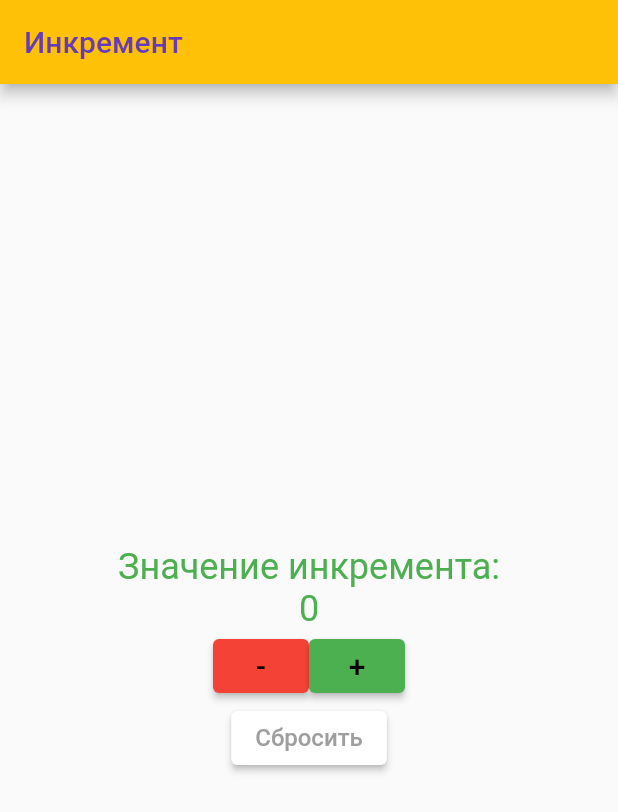
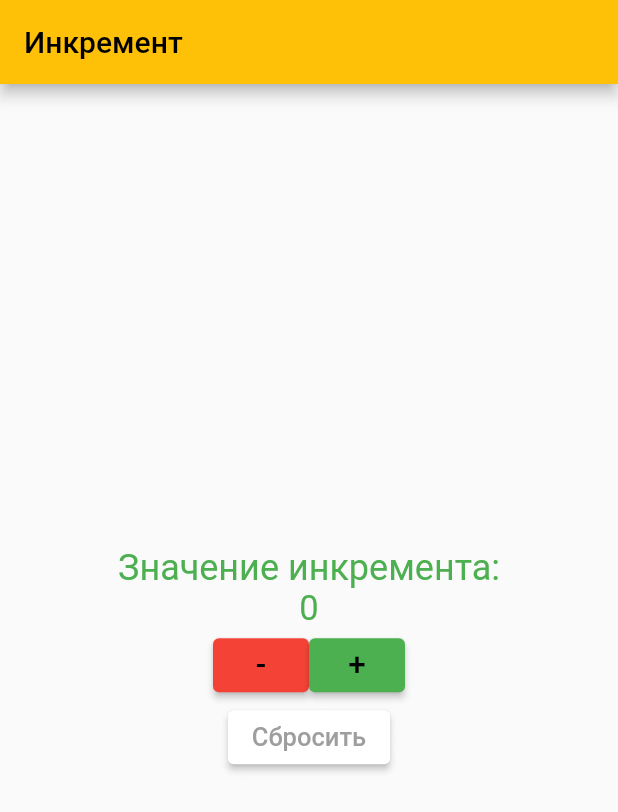
Before and after one commit to PlotnikovaPolina/Laboratory_1, a Flutter app: the screen it shows after launch, on a phone screen of 412 x 824 dp. Shown: the top 812 px of the screen. Run offline on Flutter 3.47's test engine with Material 2 defaults, Android fonts, the phone set to English and light mode, and no system bars.

Commit message:
Changed fontsize (17, 21), added black color for buttons

```diff
--- a/lib/main.dart
+++ b/lib/main.dart
@@ -53,7 +53,7 @@ class _MyHomePageState extends State<MyHomePage> {
     return Scaffold(
       appBar: AppBar(
         title: Text(widget.title),
-        foregroundColor: Colors.deepPurple,
+        foregroundColor: Colors.black,
       ),
       body: Center(
         child: Column(
@@ -66,25 +66,27 @@ class _MyHomePageState extends State<MyHomePage> {
             Text(
               '$_counter',
               //style: Theme.of(context).textTheme.headline1,
-              style: const TextStyle(color: Colors.green, fontSize: 24),
+              style: const TextStyle(color: Colors.green, fontSize: 23),
             ),
-            Row(mainAxisAlignment: MainAxisAlignment.center, children: <Widget>[
+            Row(
+                mainAxisAlignment: MainAxisAlignment.center,
+                children: <Widget>[
               ElevatedButton(
                 onPressed: _decrementCounter,
                 child: const Text("-",
-                    style: TextStyle(color: Colors.black, fontSize: 20)),
+                    style: TextStyle(color: Colors.black, fontSize: 21)),
                 style: ElevatedButton.styleFrom(primary: Colors.red),
               ),
               ElevatedButton(
                   onPressed: _incrementCounter,
                   style: ElevatedButton.styleFrom(primary: Colors.green),
                   child: const Text("+",
-                      style: TextStyle(color: Colors.black, fontSize: 20)))
+                      style: TextStyle(color: Colors.black, fontSize: 21)))
             ]),
 
             ElevatedButton(onPressed: _clearCounter,
               child: const Text("Сбросить",
-                  style: TextStyle(color: Colors.grey, fontSize: 16)),
+                  style: TextStyle(color: Colors.grey, fontSize: 17)),
               style: ElevatedButton.styleFrom(primary: Colors.white),),
           ],
         ),
```
